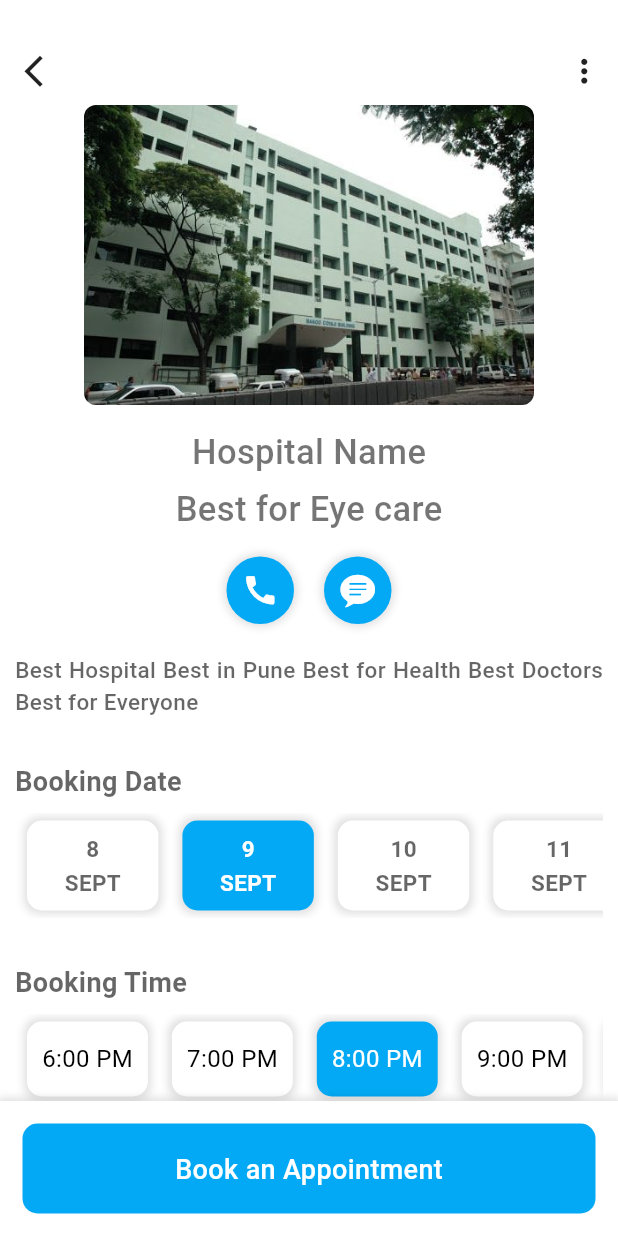
After one commit to dhruvpal102005/App24, a Flutter app: the AppointmentScreen screen opened directly, on a phone screen of 412 x 824 dp. The commit adds this screen. Run offline on Flutter 3.47's test engine with Material 3 defaults, Android fonts, the phone set to English and light mode, and no system bars; our stand-ins replace flutter_material_design_icons.

Commit message:
appointment booking page created and done

```diff
--- /dev/null
+++ b/app/lib/appointment_screen.dart
@@ -0,0 +1,305 @@
+import 'dart:math';
+
+import 'package:flutter/cupertino.dart';
+import 'package:flutter/material.dart';
+
+class AppointmentScreen extends StatelessWidget {
+  const AppointmentScreen({super.key});
+
+  @override
+  Widget build(BuildContext context) {
+    return Scaffold(
+      backgroundColor: Colors.white,
+      body: SingleChildScrollView(
+        child: Column(
+          children: [
+            SizedBox(height: 35,),
+            Padding(
+              padding: EdgeInsets.symmetric(horizontal: 10),
+              child: Row(
+                mainAxisAlignment: MainAxisAlignment.spaceBetween,
+                children: [
+                  InkWell(
+                    onTap: (){
+                      Navigator.pop(context);
+                    },
+                    child: Icon(Icons.arrow_back_ios_new,size: 25,),
+                  ),
+                     InkWell(
+                    onTap: (){
+                      Navigator.pop(context);
+                    },
+                    child: Icon(Icons.more_vert,size: 25,),
+                  ),
+                ],
+              ),
+            ),
+            Padding(
+              padding: EdgeInsets.symmetric(vertical: 10),
+              child: Column(
+                mainAxisAlignment: MainAxisAlignment.spaceEvenly,
+                children: [
+                   Container(
+                          width: 300,
+                          height: 200,
+                          decoration: BoxDecoration(
+                            color: Colors.white,
+                            shape: BoxShape.rectangle,  // Change to rectangle shape
+                            borderRadius: BorderRadius.circular(8),  // Optional: Rounded corners
+                            image: DecorationImage(
+                              image: AssetImage("images/hospital-1.jpg"), // Use the uploaded image
+                              fit: BoxFit.cover,
+                            ),
+                          ),
+                        ),
+                        SizedBox(height: 15,),
+                        Text(
+                          "Hospital Name",
+                          style: TextStyle(
+                            fontSize: 23,
+                            fontWeight: FontWeight.w500,
+                            color: Colors.black54,
+
+                          ),
+                        ),
+                        SizedBox(height: 5,),
+                         Text(
+                          "Best for Eye care",
+                          style: TextStyle(
+                            fontSize: 23,
+                            fontWeight: FontWeight.w500,
+                            color: Colors.black54,
+                          ),
+                        ),
+                        SizedBox(height: 15,),
+                        Row(
+                          mainAxisAlignment: MainAxisAlignment.center,
+                          children: [
+                            Container(
+                              padding: EdgeInsets.all(10),
+                              decoration: BoxDecoration(
+                                color: Colors.lightBlue,
+                                shape: BoxShape.circle,
+                                 boxShadow: [
+                                  BoxShadow(
+                                    color: Colors.black12,
+                                    blurRadius: 4,
+                                    spreadRadius: 2,
+                                  ),
+                                ],
+                              ),
+                              child: Icon(
+                                Icons.call,
+                                color: Colors.white,
+                                size: 25,
+                              ),
+                            ),
+                            SizedBox(width: 20,),
+                             Container(
+                              padding: EdgeInsets.all(10),
+                              decoration: BoxDecoration(
+                                color: Colors.lightBlue,
+                                shape: BoxShape.circle,
+                                boxShadow: [
+                                  BoxShadow(
+                                    color: Colors.black12,
+                                    blurRadius: 4,
+                                    spreadRadius: 2,
+                                  ),
+                                ],
+                              ),
+                              child: Icon(
+                                CupertinoIcons.chat_bubble_text_fill,
+                                color: Colors.white,
+                                size: 25,
+                              ),
+                            ),
+                            // SizedBox(width: 20,),
+                            //  Container(
+                            //   padding: EdgeInsets.all(10),
+                            //   decoration: BoxDecoration(
+                            //     color: Colors.lightBlue,
+                            //     shape: BoxShape.circle,
+                            //   ),
+                            //   child: Icon(
+                            //     CupertinoIcons.videocam_fill,
+                            //     color: Colors.white,
+                            //     size: 25,
+                            //   ),
+                            // ),
+                          ],
+                        ),
+                ],
+              ),
+            ),
+            SizedBox(height: 10,),
+            Padding(
+              padding:
+            EdgeInsets.symmetric(horizontal: 10,),
+            child: Column(
+              crossAxisAlignment: CrossAxisAlignment.start,
+              children: [
+                Text(
+                  "Best Hospital Best in Pune Best for Health Best Doctors Best for Everyone",
+                  style: TextStyle(
+                    fontSize: 15,
+                    fontWeight: FontWeight.w500,
+                    color: Colors.black.withOpacity(0.6),
+                  ),
+                  textAlign: TextAlign.justify,
+
+                ),
+                SizedBox(height: 30,),
+                Text("Booking Date",
+                style: TextStyle(
+                  fontSize: 18,
+                  fontWeight: FontWeight.w600,
+                  color: Colors.black.withOpacity(0.6)
+                ),
+                ),
+                SizedBox(height: 8,),
+                Container(
+                  height: 70,
+                  child: ListView.builder(
+                    shrinkWrap: true,
+                    scrollDirection: Axis.horizontal,
+                    itemCount: 6,
+                    itemBuilder: (context,index){
+                      return InkWell(
+                        onTap: (){},
+                        child: Container(
+                          margin: EdgeInsets.symmetric(
+                            horizontal: 8,vertical: 5,
+                          ),
+                          padding: EdgeInsets.symmetric(vertical: 8,horizontal: 25),
+                          decoration: BoxDecoration(
+                            color: index ==1 ? Colors.lightBlue : Colors.white,
+                            borderRadius: BorderRadius.circular(10),
+                            boxShadow: [
+                              BoxShadow(
+                                color: Colors.black12,
+                                blurRadius: 4,
+                                spreadRadius: 2,
+                              ),
+                            ],
+                          ),
+                          child: Column(
+                            mainAxisAlignment: MainAxisAlignment.spaceBetween,
+                            children: [
+                              Text(
+                                "${index+8}",
+                                style: TextStyle(
+                                  fontWeight: FontWeight.w600,
+                                  fontSize: 15,
+                                  color: index ==1 ? Colors.white : Colors.black.withOpacity(0.6),
+                                ),
+                              ),
+                               Text(
+                                "SEPT",
+                                style: TextStyle(
+                                  fontWeight: FontWeight.w600,
+                                  fontSize: 15,
+                                  color: index ==1 ? Colors.white : Colors.black.withOpacity(0.6),
+                                ),
+                              ),
+                            ],
+                          ),
+                        ),
+                      );
+                    },
+                  ),
+                ),
+                 SizedBox(height: 30,),
+                Text("Booking Time",
+                style: TextStyle(
+                  fontSize: 18,
+                  fontWeight: FontWeight.w600,
+                  color: Colors.black.withOpacity(0.6)
+                ),
+                ),
+                SizedBox(height: 8,),
+                Container(
+  height: 60,
+  child: ListView.builder(
+    shrinkWrap: true,
+    scrollDirection: Axis.horizontal,
+    itemCount: 6,
+    itemBuilder: (context, index) {
+      return InkWell(
+        onTap: () {},
+        child: Container(
+          margin: EdgeInsets.symmetric(horizontal: 8, vertical: 5),
+          padding: EdgeInsets.symmetric(vertical: 10, horizontal: 10),  // Reduced padding to fit content
+          decoration: BoxDecoration(
+            color: index == 2 ? Colors.lightBlue : Colors.white,
+            borderRadius: BorderRadius.circular(10),
+            boxShadow: [
+              BoxShadow(
+                color: Colors.black12,
+                blurRadius: 4,
+                spreadRadius: 2,
+              ),
+            ],
+          ),
+          child: Center(
+            child: Text(
+              "${index+6}:00 PM",
+              style: TextStyle(
+                fontSize: 16,
+                color: index==2
+                ? Colors.white : Colors.black,
+              ),
+            ),
+          ),
+        ),
+      );
+    },
+  ),
+),
+
+
+              ],
+            ),
+            ),
+          ],
+        ),
+      ),
+      bottomNavigationBar: Container(
+        padding: EdgeInsets.all(15),
+        height: 90,
+        decoration: BoxDecoration(
+          color: Colors.white,
+          boxShadow: [
+            BoxShadow(
+              color: Colors.black12,
+              blurRadius: 4,
+              spreadRadius: 2,
+
+            ),
+          ]
+        ),
+        child: InkWell(
+          onTap: (){},
+          child: Container(
+            width: MediaQuery.of(context).size.width,
+            padding: EdgeInsets.symmetric(vertical: 18),
+            decoration: BoxDecoration(
+              color: Colors.lightBlue,
+              borderRadius: BorderRadius.circular(10),
+            ),
+            child: Center(
+              child: Text(
+                "Book an Appointment",
+                style: TextStyle(
+                  color: Colors.white,
+                  fontSize: 18,
+                  fontWeight: FontWeight.w500,
+                ),
+              ),
+            ),
+          ),
+        ),
+      ),
+    );
+  }
+}
--- a/app/lib/hospital_screen.dart
+++ b/app/lib/hospital_screen.dart
@@ -1,3 +1,4 @@
+import 'package:app/appointment_screen.dart';
 import 'package:flutter/cupertino.dart';
 import 'package:flutter/material.dart';
 
@@ -351,16 +352,16 @@ class HospitalScreen extends StatelessWidget {
                 Text(
                   "Beds Available : ",
                   style: TextStyle(
-                    color: Colors.black12,
+                    color: Colors.black,
                     fontWeight: FontWeight.bold,
-                    fontSize: 25,
+                    fontSize: 20,
                   ),
                 ),
                 Text(
                   "400",
                   style: TextStyle(
                     fontWeight: FontWeight.bold,
-                    fontSize: 25,
+                    fontSize: 20,
                     color: Colors.lightBlue,
                   ),
                 ),
@@ -369,10 +370,10 @@ class HospitalScreen extends StatelessWidget {
             SizedBox(height: 15,),
             InkWell(
               onTap: (){
-                // Navigator.push(context, MaterialPageRoute(
-                //   builder: (context) => AppointmentScreen(),
-                // ),
-                // );
+                Navigator.push(context, MaterialPageRoute(
+                  builder: (context) => AppointmentScreen(),
+                ),
+                );
               },
               child: Container(
                 width: MediaQuery.of(context).size.width,
@@ -383,7 +384,7 @@ class HospitalScreen extends StatelessWidget {
                 ),
                 child: Center(
                   child: Text(
-                    "Get a Appointment",
+                    "Get an Appointment",
                     style: TextStyle(
                       color: Colors.white,
                       fontSize: 18,
```
Also changed, not shown: app/pubspec.yaml (+6 -62 lines), app/assets/logo.png (added), app/pubspec.lock.
